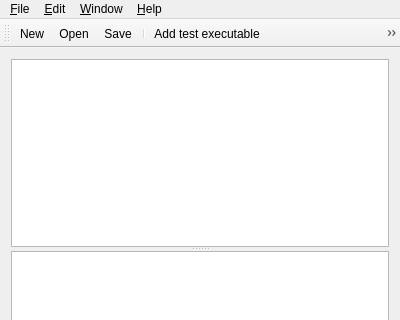
First picture: the form in ui/mainwindow.ui, repository u-foka/gtester, before the edit; both pictures show x 0 to 400 and y 0 to 320 of the 400 by 500 pixel window.
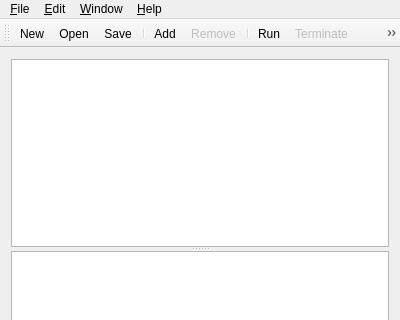
Second picture: the form after the edit. Icons and pictures are not drawn.

Commit message: Make the toolbar more like the native ones on Mac OS

```diff
--- a/ui/mainwindow.ui
+++ b/ui/mainwindow.ui
@@ -237,7 +237,10 @@
      <normaloff>:/icons/process-run.png</normaloff>:/icons/process-run.png</iconset>
    </property>
    <property name="text">
-    <string>R&amp;un selected</string>
+    <string>R&amp;un</string>
+   </property>
+   <property name="toolTip">
+    <string>Run selected tests</string>
    </property>
    <property name="shortcut">
     <string>Ctrl+U</string>
@@ -252,7 +255,7 @@
      <normaloff>:/icons/view-refresh.png</normaloff>:/icons/view-refresh.png</iconset>
    </property>
    <property name="text">
-    <string>&amp;Refresh tests</string>
+    <string>&amp;Refresh</string>
    </property>
    <property name="shortcut">
     <string>Ctrl+R</string>
@@ -276,7 +279,10 @@
      <normaloff>:/icons/list-add.png</normaloff>:/icons/list-add.png</iconset>
    </property>
    <property name="text">
-    <string>Add &amp;test executable</string>
+    <string>Ad&amp;d</string>
+   </property>
+   <property name="toolTip">
+    <string>Add test executable</string>
    </property>
   </action>
   <action name="actionRemove_test_executable">
@@ -288,7 +294,10 @@
      <normaloff>:/icons/list-remove.png</normaloff>:/icons/list-remove.png</iconset>
    </property>
    <property name="text">
-    <string>R&amp;emove test executable</string>
+    <string>R&amp;emove</string>
+   </property>
+   <property name="toolTip">
+    <string>Remove test executable</string>
    </property>
   </action>
   <action name="actionAbout_GTester">
```
The commit also changes 1 other file.
